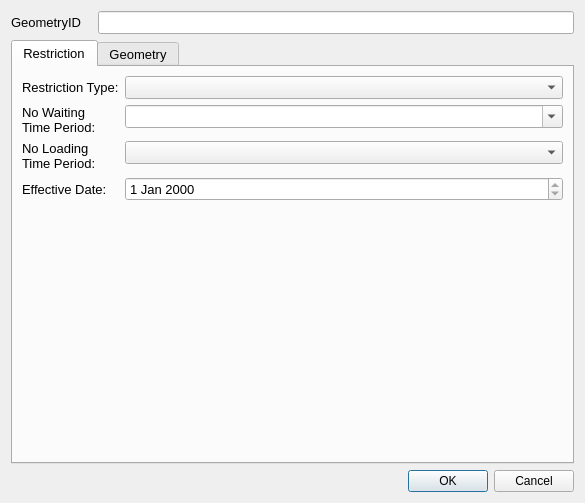
tlh22/TOMs, file restrictionPolygonDetails_dialog_base.ui: the form before one commit.
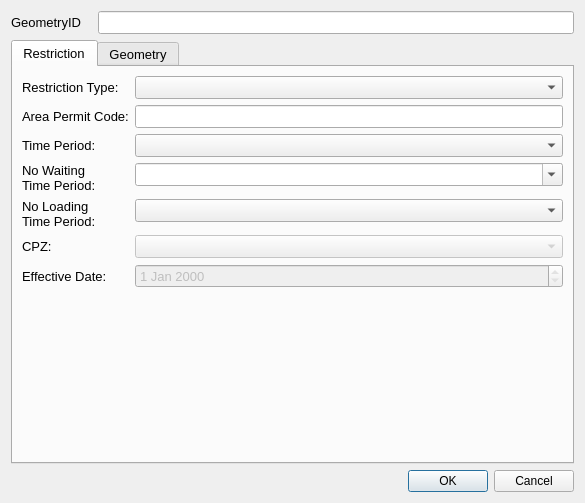
The form after the commit.

Commit message: Further changes to forms and startup

```diff
--- a/restrictionPolygonDetails_dialog_base.ui
+++ b/restrictionPolygonDetails_dialog_base.ui
@@ -125,7 +125,7 @@
          </property>
         </widget>
        </item>
-       <item row="1" column="0">
+       <item row="3" column="0">
         <widget class="QLabel" name="lbl_WaitingTimePeriod">
          <property name="minimumSize">
           <size>
@@ -146,14 +146,14 @@
          </property>
         </widget>
        </item>
-       <item row="1" column="1">
+       <item row="3" column="1">
         <widget class="QComboBox" name="NoWaitingTimeID">
          <property name="editable">
           <bool>true</bool>
          </property>
         </widget>
        </item>
-       <item row="2" column="0">
+       <item row="4" column="0">
         <widget class="QLabel" name="lbl_WaitingTimePeriod_2">
          <property name="minimumSize">
           <size>
@@ -174,23 +174,63 @@
          </property>
         </widget>
        </item>
-       <item row="2" column="1">
+       <item row="4" column="1">
         <widget class="QComboBox" name="NoLoadingTimeID"/>
        </item>
-       <item row="3" column="0">
+       <item row="6" column="0">
         <widget class="QLabel" name="lbl_OpenDate">
          <property name="text">
           <string>Effective Date:</string>
          </property>
         </widget>
        </item>
-       <item row="3" column="1">
+       <item row="6" column="1">
         <widget class="QDateEdit" name="OpenDate">
+         <property name="enabled">
+          <bool>false</bool>
+         </property>
          <property name="readOnly">
           <bool>true</bool>
          </property>
         </widget>
        </item>
+       <item row="5" column="0">
+        <widget class="QLabel" name="lbl_CPZ">
+         <property name="text">
+          <string>CPZ:</string>
+         </property>
+        </widget>
+       </item>
+       <item row="5" column="1">
+        <widget class="QComboBox" name="CPZ">
+         <property name="enabled">
+          <bool>false</bool>
+         </property>
+        </widget>
+       </item>
+       <item row="1" column="0">
+        <widget class="QLabel" name="lbl_PermitCode">
+         <property name="text">
+          <string>Area Permit Code:</string>
+         </property>
+         <property name="wordWrap">
+          <bool>true</bool>
+         </property>
+        </widget>
+       </item>
+       <item row="2" column="0">
+        <widget class="QLabel" name="lbl_TimePeriod">
+         <property name="text">
+          <string>Time Period:</string>
+         </property>
+        </widget>
+       </item>
+       <item row="2" column="1">
+        <widget class="QComboBox" name="TimePeriodID"/>
+       </item>
+       <item row="1" column="1">
+        <widget class="QLineEdit" name="AreaPermitCode"/>
+       </item>
       </layout>
      </widget>
      <widget class="QWidget" name="tab">
```
The commit also changes 3 other files.
